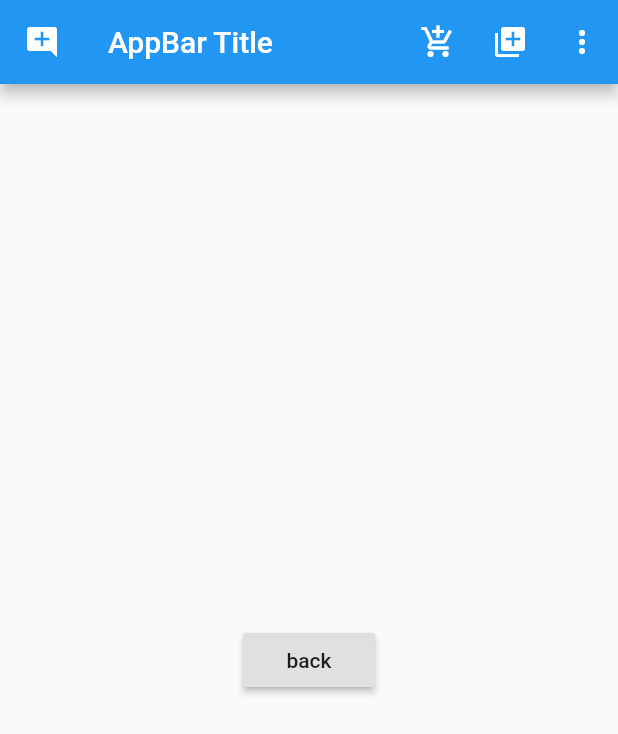
After one commit to bakhtiararifinid/flutter-widgets, a Flutter app: the AppBarPage screen opened by its route, on a phone screen of 412 x 824 dp. The commit adds this screen. Shown: the top 734 px of the screen. Run offline on Flutter 3.47's test engine with Material 2 defaults, Android fonts, the phone set to English and light mode, and no system bars.

Commit message:
appbar page

```diff
--- a/lib/src/App.dart
+++ b/lib/src/App.dart
@@ -1,4 +1,5 @@
 import 'package:flutter/material.dart';
+import 'package:flutter_widgets/src/pages/appbar_page.dart';
 import 'package:flutter_widgets/src/pages/home.dart';
 import 'package:flutter_widgets/src/pages/material_page.dart';
 import 'package:flutter_widgets/src/pages/scaffold_page.dart';
@@ -15,6 +16,7 @@ class App extends StatelessWidget {
         '/': (context) => HomePage(),
         '/material-design': (context) => MaterialDesignPage(),
         '/scaffold': (context) => ScaffoldPage(),
+        '/appbar': (context) => AppBarPage(),
       },
     );
   }
--- /dev/null
+++ b/lib/src/pages/appbar_page.dart
@@ -0,0 +1,48 @@
+import 'package:flutter/material.dart';
+
+class AppBarPage extends StatelessWidget{
+  @override
+  Widget build(BuildContext context) {
+    return Scaffold(
+      appBar: AppBar(
+        leading: IconButton(
+          icon: Icon(Icons.add_comment),
+          onPressed: () {},
+        ),
+        title: Text('AppBar Title'),
+        actions: <Widget>[
+          IconButton(
+            icon: Icon(Icons.add_shopping_cart),
+            onPressed: () {},
+          ),
+          IconButton(
+            icon: Icon(Icons.add_to_photos),
+            onPressed: () {},
+          ),
+          PopupMenuButton(
+              onSelected: (_) {},
+              itemBuilder: (BuildContext context) {
+                return [
+                  PopupMenuItem(
+                    child: Text('Menu Item 1'),
+                  ),
+                  PopupMenuItem(
+                    child: Text('Menu Item 2'),
+                  ),
+                  PopupMenuItem(
+                    child: Text('Menu Item 3'),
+                  ),
+                ];
+              },
+            ),
+        ],
+      ),
+      body: Center(
+        child: RaisedButton(
+          child: Text('back'),
+          onPressed: () => Navigator.of(context).pop(),
+        ),
+      ),
+    );
+  }
+}
--- a/lib/src/pages/material_page.dart
+++ b/lib/src/pages/material_page.dart
@@ -13,6 +13,10 @@ class MaterialDesignPage extends StatelessWidget{
             ListTile(
               title: Text('Scaffold'),
               onTap: () => Navigator.of(context).pushNamed('/scaffold'),
+            ),
+            ListTile(
+              title: Text('AppBar'),
+              onTap: () => Navigator.of(context).pushNamed('/appbar'),
             )
           ],
         ),
```
